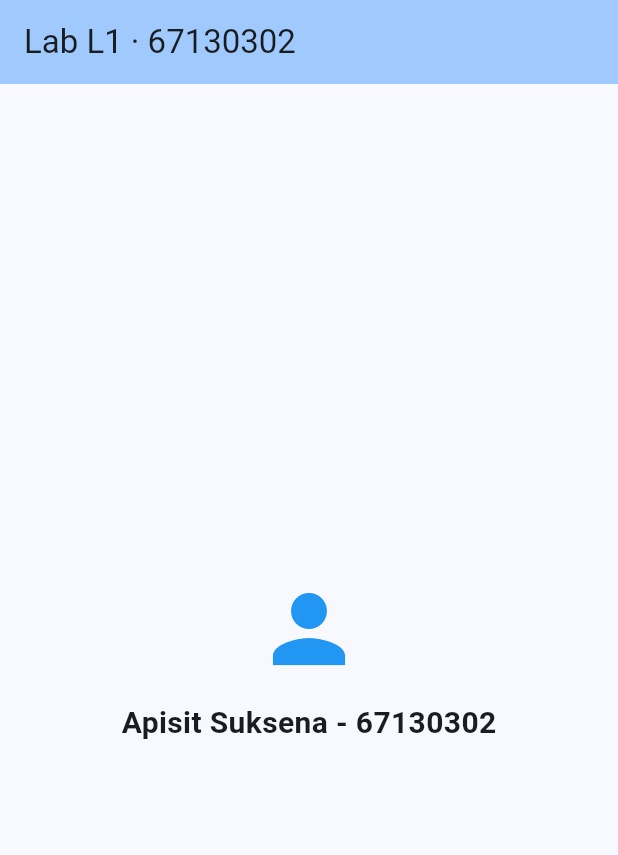
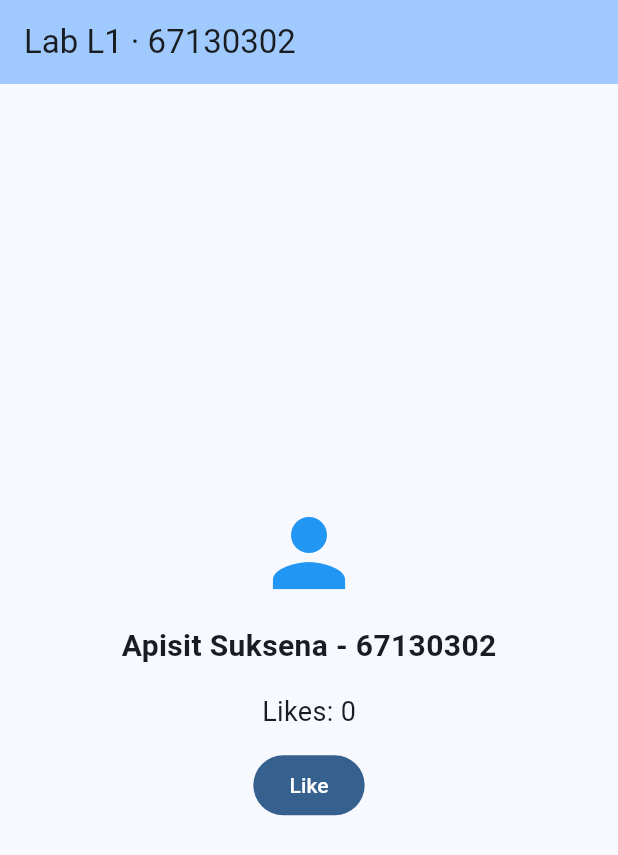
Before and after one commit to Apisit433604/lab01_profile, a Flutter app: the screen it shows after launch, on a phone screen of 412 x 824 dp. Shown: the top 855 px of the screen. Run offline on Flutter 3.47's test engine with Material 3 defaults, Android fonts, the phone set to English and light mode, and no system bars.

Commit message:
feat: convert HomePage to StatefulWidget and add Like button

```diff
--- a/lib/main.dart
+++ b/lib/main.dart
@@ -14,8 +14,21 @@ void main() {
   );
 }
 
-class HomePage extends StatelessWidget {
+class HomePage extends StatefulWidget {
   const HomePage({super.key});
+
+  @override
+  State<HomePage> createState() => _HomePageState();
+}
+
+class _HomePageState extends State<HomePage> {
+  int _likes = 0;
+
+  void _like() {
+    setState(() {
+      _likes++;
+    });
+  }
 
   @override
   Widget build(BuildContext context) {
@@ -24,17 +37,21 @@ class HomePage extends StatelessWidget {
         title: const Text('Lab L1 · 67130302'),
         backgroundColor: Theme.of(context).colorScheme.inversePrimary,
       ),
-      body: const Center(
+      body: Center(
         child: Column(
           mainAxisSize: MainAxisSize.min,
           mainAxisAlignment: MainAxisAlignment.center,
           children: [
-            Icon(Icons.person, size: 72, color: Colors.blue),
-            SizedBox(height: 12),
-            Text(
+            const Icon(Icons.person, size: 72, color: Colors.blue),
+            const SizedBox(height: 12),
+            const Text(
               'Apisit Suksena - 67130302',
               style: TextStyle(fontSize: 20, fontWeight: FontWeight.bold),
             ),
+            const SizedBox(height: 16),
+            Text('Likes: $_likes', style: const TextStyle(fontSize: 18)),
+            const SizedBox(height: 12),
+            FilledButton(onPressed: _like, child: const Text('Like')),
           ],
         ),
       ),
```
